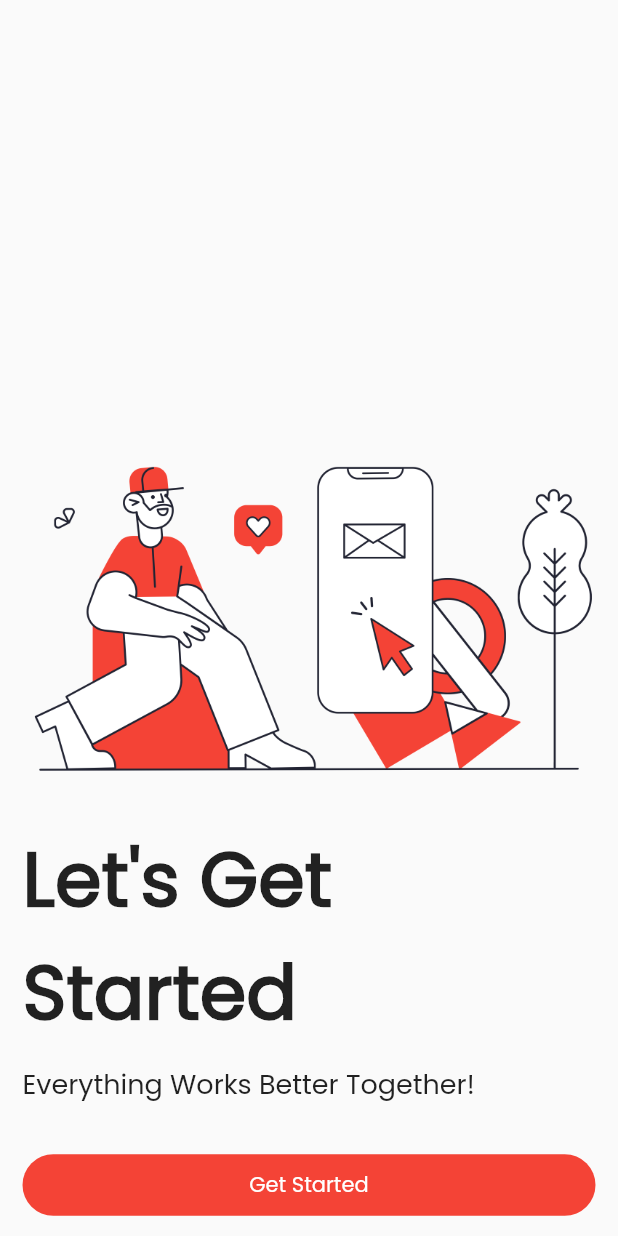
After one commit to yogesh-aggarwal/memo-messenger, a Flutter app: the IntroActivity screen opened directly, on a phone screen of 412 x 824 dp. The commit adds this screen. Run offline on Flutter 3.47's test engine with Material 2 defaults, Android fonts, the phone set to English and light mode, and no system bars; our stand-ins replace flutter_blurhash, line_awesome_flutter, rxdart.

Commit message:
Added change account popup & intro window

```diff
--- /dev/null
+++ b/lib/Activities/IntroActivity/Activity.dart
@@ -0,0 +1,77 @@
+import 'package:flutter/material.dart';
+import 'package:memomessenger/Services/Constants.dart';
+
+class IntroActivity extends StatelessWidget {
+  @override
+  Widget build(BuildContext context) {
+    return Scaffold(
+      body: SafeArea(
+        child: Container(
+          child: Stack(
+            children: [
+              Column(
+                mainAxisAlignment: MainAxisAlignment.center,
+                children: [
+                  Image(
+                    image: AssetImage("assets/illustrations/send_message.png"),
+                  ),
+                ],
+              ),
+              Column(
+                crossAxisAlignment: CrossAxisAlignment.start,
+                mainAxisAlignment: MainAxisAlignment.end,
+                children: [
+                  Container(
+                    padding: lrPadding,
+                    child: Text(
+                      "Let's Get Started",
+                      overflow: TextOverflow.clip,
+                      style: TextStyle(
+                        fontWeight: FontWeight.w800,
+                        fontSize: 50,
+                      ),
+                    ),
+                  ),
+                  Container(
+                    padding: lrPadding,
+                    margin: EdgeInsets.only(top: 10),
+                    child: Text(
+                      "Everything Works Better Together!",
+                      overflow: TextOverflow.clip,
+                      style: TextStyle(fontSize: 18),
+                    ),
+                  ),
+                  Container(
+                    margin: EdgeInsets.only(top: 30, bottom: 10),
+                    child: Row(
+                      mainAxisAlignment: MainAxisAlignment.center,
+                      children: [
+                        FlatButton(
+                          padding: EdgeInsets.symmetric(vertical: 10),
+                          color: Theme.of(context).accentColor,
+                          minWidth: MediaQuery.of(context).size.width -
+                              lrPadding.horizontal,
+                          shape: RoundedRectangleBorder(
+                            borderRadius: BorderRadius.all(Radius.circular(50)),
+                          ),
+                          onPressed: () {
+                            print("Get Started");
+                          },
+                          child: Text(
+                            "Get Started",
+                            textAlign: TextAlign.center,
+                            style: TextStyle(color: Colors.white),
+                          ),
+                        ),
+                      ],
+                    ),
+                  ),
+                ],
+              )
+            ],
+          ),
+        ),
+      ),
+    );
+  }
+}
--- a/lib/Activities/MemoMessenger/Activity.dart
+++ b/lib/Activities/MemoMessenger/Activity.dart
@@ -1,8 +1,8 @@
 import 'package:flutter/material.dart';
 import 'package:line_awesome_flutter/line_awesome_flutter.dart';
+import 'package:memomessenger/Activities/MemoMessenger/ChangeAccount.dart';
 import 'package:memomessenger/Activities/MemoMessenger/Chats.dart';
 import 'package:memomessenger/Activities/MemoMessenger/Sections.dart';
-import 'package:memomessenger/Activities/MemoMessenger/changeAccount.dart';
 import 'package:memomessenger/Services/Constants.dart';
 
 class MemoMessenger extends StatelessWidget {
--- a/pubspec.yaml
+++ b/pubspec.yaml
@@ -25,6 +25,7 @@ flutter:
   uses-material-design: true
   assets:
     - assets/icons/
+    - assets/illustrations/
   fonts:
     - family: Poppins
       fonts:
```
Also changed, not shown: assets/illustrations/send_message.png (added), lib/Activities/MemoMessenger/ChangeAccount.dart (renamed from lib/Activities/MemoMessenger/changeAccount.dart).
